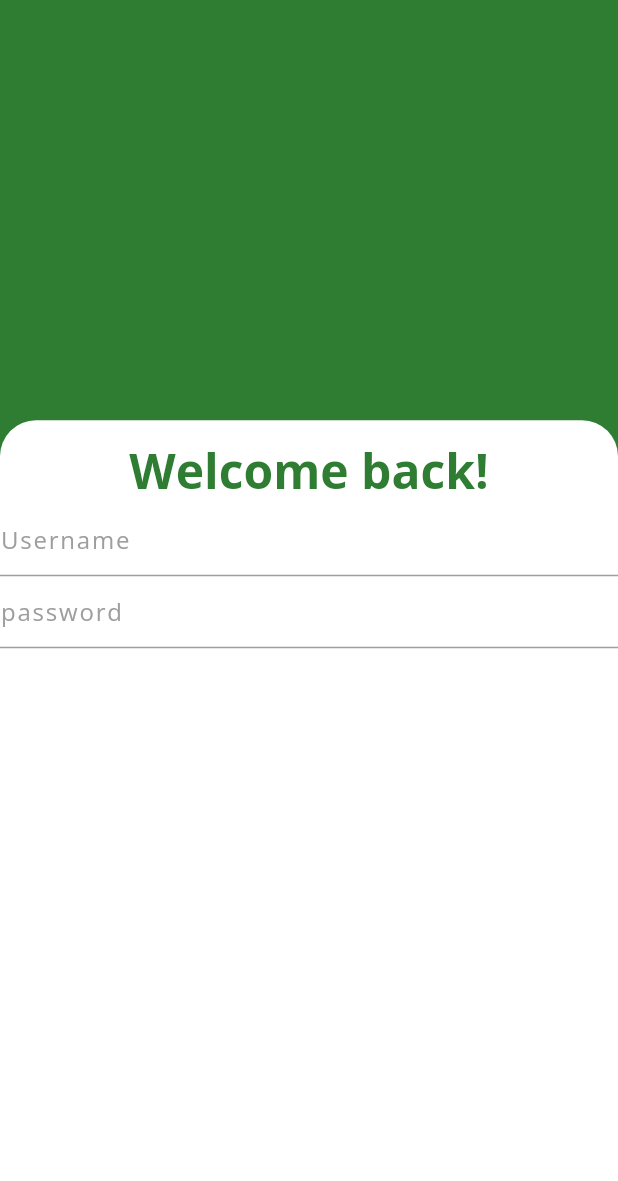
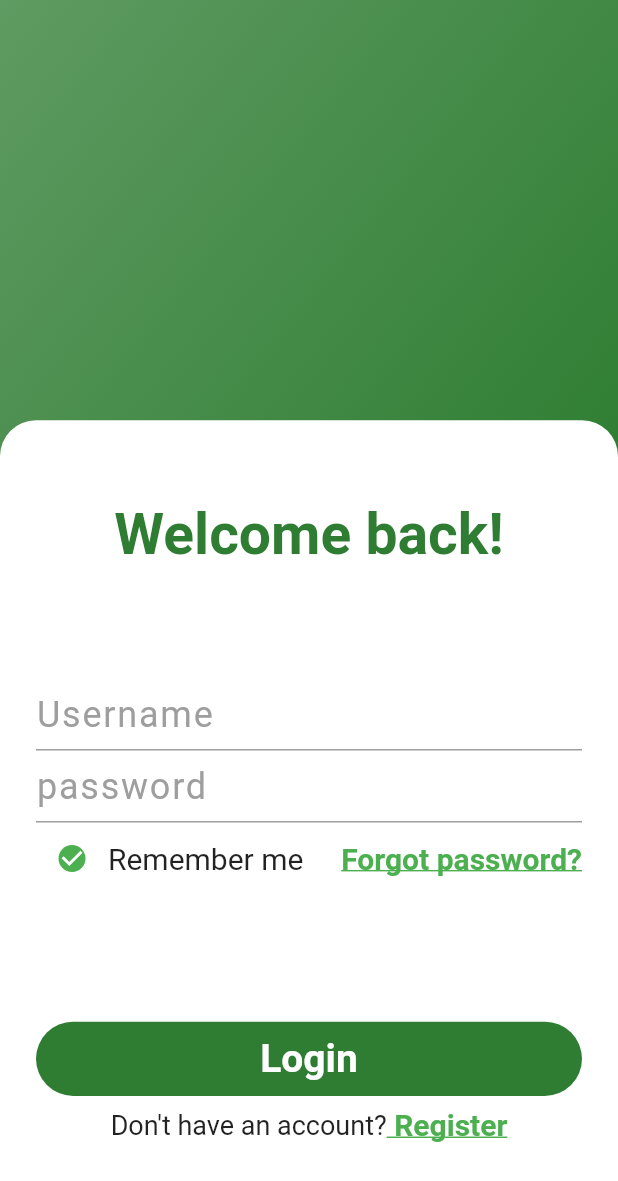
Before and after one commit to FarbodRajabi/barg-challenge, a Flutter app: the screen it shows after launch, on a phone screen of 412 x 824 dp. Shown: the top 1181 px of the screen. Run offline on Flutter 3.47's test engine with Material 2 defaults, Android fonts, the phone set to English and light mode, and no system bars; our stand-ins replace get; Roboto replaces fonts that are missing (Dongle).

Commit message:
fonts changed

```diff
--- a/lib/main.dart
+++ b/lib/main.dart
@@ -15,8 +15,8 @@ class MyApp extends StatelessWidget {
       debugShowCheckedModeBanner: false,
       title: 'barg',
       theme: ThemeData(
-        primarySwatch: Colors.blue,
-        fontFamily: 'OpenSans',
+        primarySwatch: Colors.green,
+        fontFamily: 'Dongle',
       ),
       home: LoginScreen(),
     );
--- a/lib/views/components/my_text_field.dart
+++ b/lib/views/components/my_text_field.dart
@@ -18,7 +18,7 @@ class MyTextField extends StatelessWidget {
   Widget build(BuildContext context) {
     return TextFormField(
       style: TextStyle(
-        fontSize: 16,
+        fontSize: 24,
         color: Colors.green.shade800,
         fontWeight: FontWeight.bold,
         letterSpacing: 1.2,
--- a/lib/views/login_screen.dart
+++ b/lib/views/login_screen.dart
@@ -21,13 +21,24 @@ class LoginScreen extends StatelessWidget {
               Container(
                 height: Get.height * .4,
                 width: Get.width,
-                color: Colors.green.shade800,
+                decoration: BoxDecoration(
+                  gradient: LinearGradient(
+                    colors: [
+                      Colors.green.shade800.withOpacity(.76),
+                      Colors.green.shade800
+                    ],
+                    begin: Alignment.topLeft,
+                    end: Alignment.bottomRight,
+                  ),
+                ),
               ),
               Positioned(
                 bottom: 0,
                 child: Container(
                   height: Get.height * .66,
                   width: Get.width,
+                  padding:
+                      const EdgeInsets.symmetric(horizontal: 24, vertical: 24),
                   decoration: const BoxDecoration(
                     color: Colors.white,
                     borderRadius: BorderRadius.vertical(
@@ -35,22 +46,22 @@ class LoginScreen extends StatelessWidget {
                     ),
                   ),
                   child: Column(
+                    mainAxisAlignment: MainAxisAlignment.spaceAround,
                     children: [
+                      Text(
+                        'Welcome back!',
+                        style: TextStyle(
+                          color: Colors.green.shade800,
+                          fontSize: 38,
+                          fontWeight: FontWeight.bold,
+                        ),
+                      ),
                       Container(
                         padding: const EdgeInsets.fromLTRB(0, 12, 0, 24),
                         child: Form(
                           key: formKey,
                           child: Column(
                             children: [
-                              Text(
-                                'Welcome back!',
-                                style: TextStyle(
-                                  color: Colors.green.shade800,
-                                  fontSize: 32,
-                                  fontWeight: FontWeight.bold,
-                                  fontFamily: 'OpenSans',
-                                ),
-                              ),
                               MyTextField(
                                 hint: 'Username',
                                 isPassword: false,
@@ -75,11 +86,97 @@ class LoginScreen extends StatelessWidget {
                                   }
                                 },
                               ),
+                              Row(
+                                children: [
+                                  Checkbox(
+                                    value: true,
+                                    onChanged: (_) {},
+                                    shape: const CircleBorder(),
+                                    checkColor: Colors.white,
+                                    side: BorderSide(
+                                      color: Colors.green.shade800,
+                                      width: 2,
+                                    ),
+                                  ),
+                                  const Text(
+                                    'Remember me',
+                                    style: TextStyle(
+                                      fontSize: 20,
+                                    ),
+                                  ),
+                                  const Spacer(),
+                                  const Text(
+                                    'Forgot password?',
+                                    style: TextStyle(
+                                      fontSize: 20,
+                                      color: Colors.green,
+                                      fontWeight: FontWeight.bold,
+                                      decoration: TextDecoration.underline,
+                                    ),
+                                  ),
+                                ],
+                              ),
                             ],
                           ),
                         ),
                       ),
-                      // MyTextField(),
+                      Column(
+                        children: [
+                          SizedBox(
+                            height: Get.height * .06,
+                            width: Get.width,
+                            child: ElevatedButton(
+                              onPressed: () {},
+                              child: const Text(
+                                'Login',
+                                style: TextStyle(
+                                  fontSize: 26,
+                                  fontWeight: FontWeight.bold,
+                                ),
+                              ),
+                              style: ButtonStyle(
+                                elevation: MaterialStateProperty.all(0),
+                                backgroundColor: MaterialStateProperty.all(
+                                    Colors.green.shade800),
+                                shape: MaterialStateProperty.all<
+                                    RoundedRectangleBorder>(
+                                  const RoundedRectangleBorder(
+                                    borderRadius: BorderRadius.all(
+                                      Radius.circular(32),
+                                    ),
+                                  ),
+                                ),
+                              ),
+                            ),
+                          ),
+                          Container(
+                            padding: const EdgeInsets.symmetric(vertical: 8),
+                            child: Row(
+                              mainAxisAlignment: MainAxisAlignment.center,
+                              children: [
+                                const Text(
+                                  'Don\'t have an account?',
+                                  style: TextStyle(
+                                    fontSize: 18,
+                                  ),
+                                ),
+                                GestureDetector(
+                                  child: const Text(
+                                    ' Register',
+                                    style: TextStyle(
+                                      fontSize: 20,
+                                      fontWeight: FontWeight.bold,
+                                      color: Colors.green,
+                                      decoration: TextDecoration.underline,
+                                    ),
+                                  ),
+                                  onTap: () {},
+                                ),
+                              ],
+                            ),
+                          ),
+                        ],
+                      ),
                     ],
                   ),
                 ),
--- a/pubspec.yaml
+++ b/pubspec.yaml
@@ -25,7 +25,7 @@ flutter:
   uses-material-design: true
 
   fonts:
-    - family: OpenSans
+    - family: Dongle
       fonts:
-        - asset: assets/fonts/OpenSans-Regular.ttf
-        - asset: assets/fonts/OpenSans-Bold.ttf
+        - asset: assets/fonts/Dongle-Regular.ttf
+        - asset: assets/fonts/Dongle-Bold.ttf
```
Also changed, not shown: assets/fonts/OpenSans-Bold.ttf (deleted), assets/fonts/OpenSans-BoldItalic.ttf (deleted), assets/fonts/OpenSans-ExtraBold.ttf (deleted), assets/fonts/OpenSans-ExtraBoldItalic.ttf (deleted), assets/fonts/OpenSans-Italic.ttf (deleted), assets/fonts/OpenSans-Light.ttf (deleted), assets/fonts/OpenSans-LightItalic.ttf (deleted), assets/fonts/OpenSans-Medium.ttf (deleted), assets/fonts/OpenSans-MediumItalic.ttf (deleted), assets/fonts/OpenSans-Regular.ttf (deleted), assets/fonts/OpenSans-SemiBold.ttf (deleted), assets/fonts/OpenSans-SemiBoldItalic.ttf (deleted), 3 other files.
